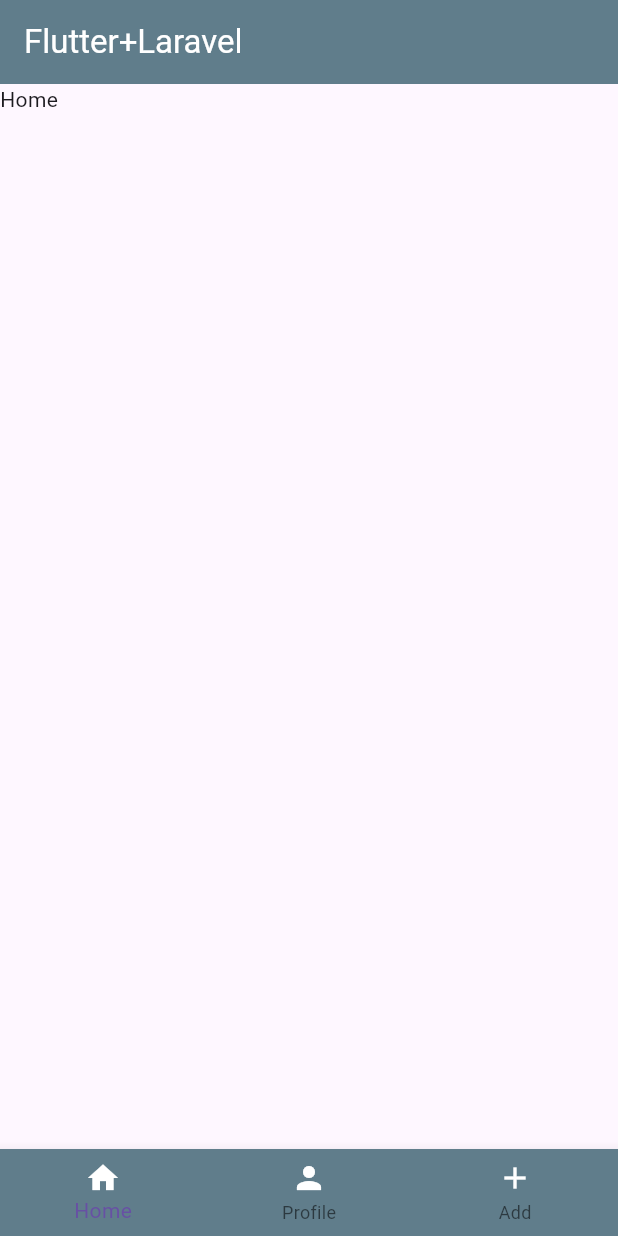
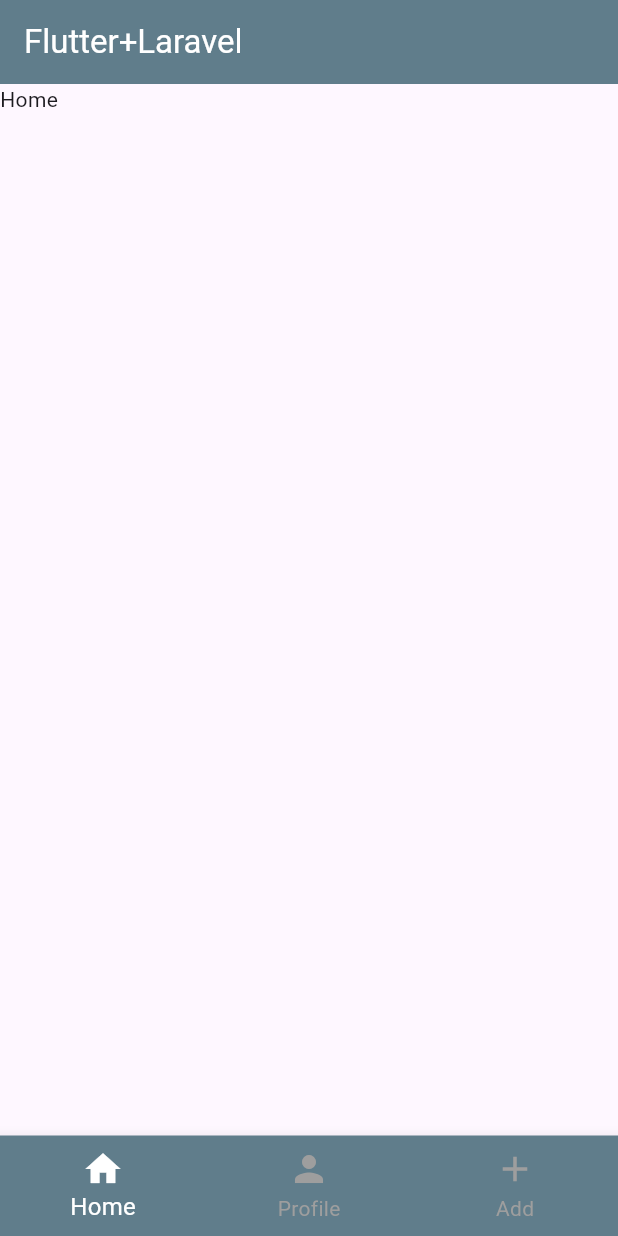
Before and after one commit to 2cean/simpleShop, a Flutter app: the screen it shows after launch, on a phone screen of 412 x 824 dp. Run offline on Flutter 3.47's test engine with Material 3 defaults, Android fonts, the phone set to English and light mode, and no system bars.

Commit message:
feat: AppBar, BottomNavigationBat 확정
백엔드 로직도 다 됐으니 페이지 컴포넌트 작업 시작

```diff
--- a/front-flutter/lib/main.dart
+++ b/front-flutter/lib/main.dart
@@ -1,12 +1,12 @@
 import 'package:flutter/material.dart';
 
 void main() {
-  runApp(MyApp());
+  runApp(MyWidget(title: 'Hello Flutter'));
 }
 
-class MyApp extends StatelessWidget {
-  const MyApp({super.key});
-
+class MyWidget extends StatelessWidget {
+  const MyWidget({super.key, required this.title});
+  final String title;
   @override
   Widget build(BuildContext context) {
     return MaterialApp(
@@ -30,10 +30,15 @@ class HomePage extends StatelessWidget {
       ),
       bottomNavigationBar: BottomNavigationBar(
         backgroundColor: Colors.blueGrey,
+        selectedItemColor: Colors.white,
+        unselectedItemColor: Colors.grey,
+        iconSize: 28,
+        selectedFontSize: 16,
+        unselectedFontSize: 14,
         items: [
-          BottomNavigationBarItem(icon: Icon(Icons.home, color: Colors.white), label: 'Home'),
-          BottomNavigationBarItem(icon: Icon(Icons.person, color: Colors.white), label: 'Profile'),
-          BottomNavigationBarItem(icon: Icon(Icons.add, color: Colors.white), label: 'Add'),
+          BottomNavigationBarItem(icon: Icon(Icons.home), label: 'Home'),
+          BottomNavigationBarItem(icon: Icon(Icons.person), label: 'Profile'),
+          BottomNavigationBarItem(icon: Icon(Icons.add), label: 'Add'),
         ],
       ),
     );
--- a/front-flutter/pubspec.yaml
+++ b/front-flutter/pubspec.yaml
@@ -1,4 +1,4 @@
-name: hello_flutter
+name: front_flutter
 description: "A new Flutter project."
 # The following line prevents the package from being accidentally published to
 # pub.dev using `flutter pub publish`. This is preferred for private packages.
```
Also changed, not shown: 5 other files.
